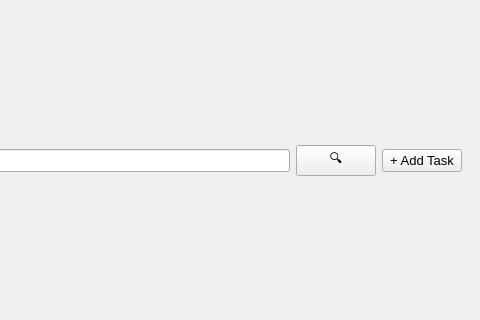
Brian-Jane/csProject, file GUI/Mainwindow.ui: the form before one commit; both pictures show x 324 to 804 and y 165 to 485 of the 804 by 652 pixel window.
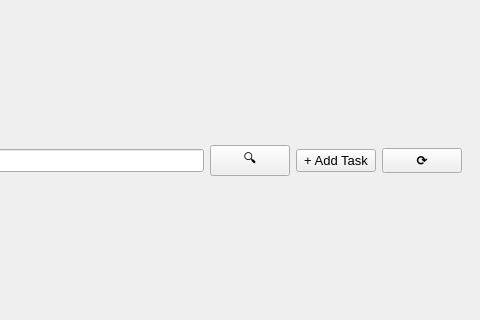
The form after the commit.

```diff
--- a/GUI/Mainwindow.ui
+++ b/GUI/Mainwindow.ui
@@ -243,6 +243,20 @@
               </property>
              </widget>
             </item>
+            <item>
+             <widget class="QPushButton" name="refreshBttn">
+              <property name="font">
+               <font>
+                <pointsize>10</pointsize>
+                <weight>75</weight>
+                <bold>true</bold>
+               </font>
+              </property>
+              <property name="text">
+               <string>⟳</string>
+              </property>
+             </widget>
+            </item>
            </layout>
           </item>
           <item>
```
